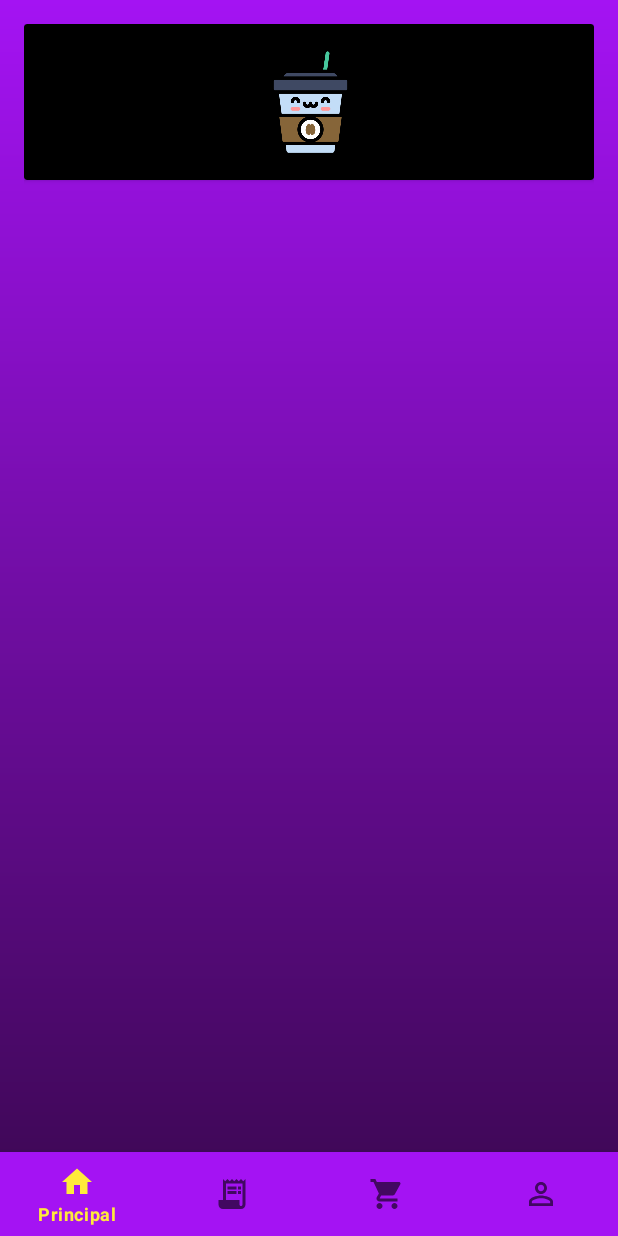
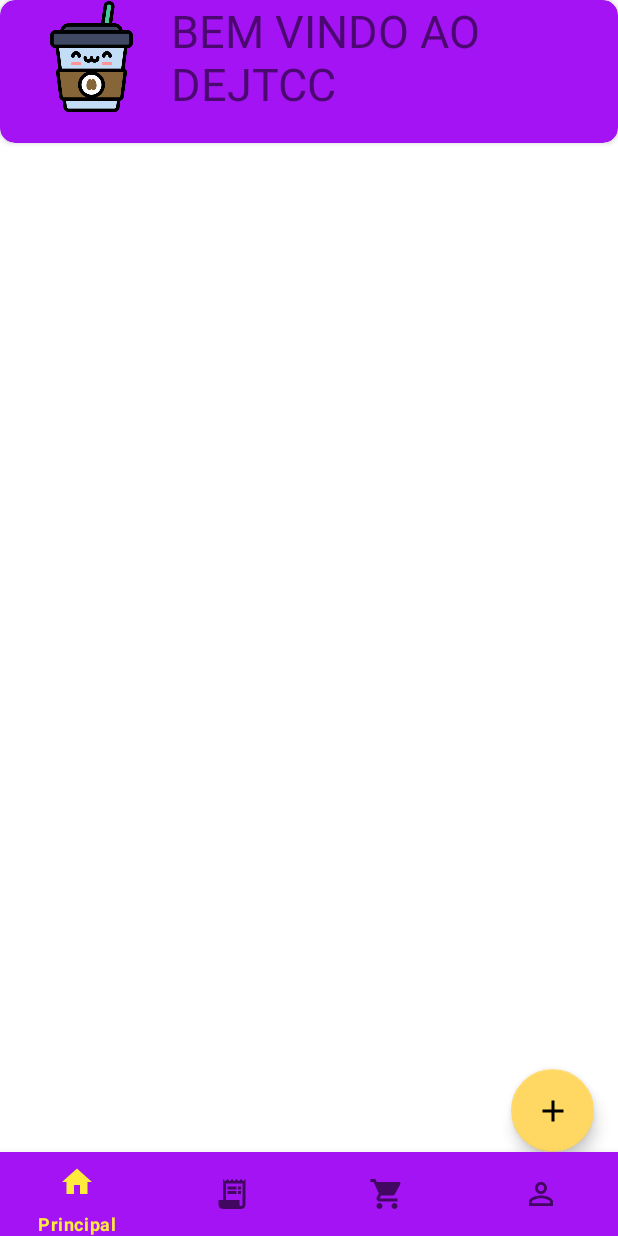
Before and after one commit to DavydeSouza/DEJTCC, an Android app: the screen it shows after launch once a user with an empty profile is signed in (MainActivity), on a phone screen of 412 x 824 dp. Run offline under Robolectric (Android 15) with nearby library versions, the phone set to English and light mode, and no system bars; our stand-ins replace Firebase (no records; nobody signed in at launch, a user with empty details on screens opened directly).

Commit message:
5- commit Principal

```diff
--- a/app/src/main/AndroidManifest.xml
+++ b/app/src/main/AndroidManifest.xml
@@ -9,6 +9,9 @@
         android:roundIcon="@mipmap/ic_launcher_round"
         android:supportsRtl="true"
         android:theme="@style/Theme.DEJTCC.NoActionBarAndStatusBar">
+        <activity
+            android:name=".Activity.AddProdutos"
+            android:exported="false" />
         <activity
             android:name=".Activity.Cadastro"
             android:exported="false" />
--- /dev/null
+++ b/app/src/main/java/com/example/dejtcc/Activity/AddProdutos.java
@@ -0,0 +1,16 @@
+package com.example.dejtcc.Activity;
+
+import androidx.appcompat.app.AppCompatActivity;
+
+import android.os.Bundle;
+
+import com.example.dejtcc.R;
+
+public class AddProdutos extends AppCompatActivity {
+
+    @Override
+    protected void onCreate(Bundle savedInstanceState) {
+        super.onCreate(savedInstanceState);
+        setContentView(R.layout.activity_add_produtos);
+    }
+}
--- a/app/src/main/java/com/example/dejtcc/MainActivity.java
+++ b/app/src/main/java/com/example/dejtcc/MainActivity.java
@@ -26,13 +26,9 @@ public class MainActivity extends AppCompatActivity {
     protected void onCreate(Bundle savedInstanceState) {
         super.onCreate(savedInstanceState);
         setContentView(R.layout.activity_main);
-        /*if(Build.VERSION.SDK_INT >= Build.VERSION_CODES.KITKAT){
-            getWindow().setFlags(WindowManager.LayoutParams.FLAG_LAYOUT_IN_SCREEN,WindowManager.LayoutParams.FLAG_LAYOUT_NO_LIMITS);
-        }*/
-
         menuzin = findViewById(R.id.bottom_navigation);
         getSupportFragmentManager().beginTransaction().replace(R.id.container,homeFragment).commit();
-        menuzin.setOnItemSelectedListener(new NavigationBarView.OnItemSelectedListener() {
+        menuzin.setOnItemSelectedListener(new NavigationBarView.OnItemSelectedListener(){
             @Override
             public boolean onNavigationItemSelected(MenuItem item) {
                 switch (item.getItemId()) {
@@ -52,6 +48,8 @@ public class MainActivity extends AppCompatActivity {
                 return false;
             }
         });
-
+        if(Build.VERSION.SDK_INT > Build.VERSION_CODES.KITKAT){
+            getWindow().setFlags(WindowManager.LayoutParams.FLAG_LAYOUT_NO_LIMITS,WindowManager.LayoutParams.FLAG_LAYOUT_NO_LIMITS);
+        }
     }
 }
--- /dev/null
+++ b/app/src/main/res/drawable/ic_baseline_add_24.xml
@@ -0,0 +1,10 @@
+<vector xmlns:android="http://schemas.android.com/apk/res/android"
+    android:width="24dp"
+    android:height="24dp"
+    android:viewportWidth="24"
+    android:viewportHeight="24"
+    android:tint="?attr/colorControlNormal">
+  <path
+      android:fillColor="@android:color/white"
+      android:pathData="M19,13h-6v6h-2v-6H5v-2h6V5h2v6h6v2z"/>
+</vector>
--- /dev/null
+++ b/app/src/main/res/layout/activity_add_produtos.xml
@@ -0,0 +1,9 @@
+<?xml version="1.0" encoding="utf-8"?>
+<androidx.constraintlayout.widget.ConstraintLayout xmlns:android="http://schemas.android.com/apk/res/android"
+    xmlns:app="http://schemas.android.com/apk/res-auto"
+    xmlns:tools="http://schemas.android.com/tools"
+    android:layout_width="match_parent"
+    android:layout_height="match_parent"
+    tools:context=".Activity.AddProdutos">
+
+</androidx.constraintlayout.widget.ConstraintLayout>
--- a/app/src/main/res/layout/fragment_home.xml
+++ b/app/src/main/res/layout/fragment_home.xml
@@ -1,53 +1,66 @@
 <?xml version="1.0" encoding="utf-8"?>
-<LinearLayout xmlns:android="http://schemas.android.com/apk/res/android"
-    android:layout_width="match_parent" android:layout_height="match_parent"
-    android:padding="16dp"
-    android:background="@drawable/background"
-    >
+<androidx.constraintlayout.widget.ConstraintLayout xmlns:android="http://schemas.android.com/apk/res/android"
+    xmlns:tools="http://schemas.android.com/tools"
+    android:layout_width="match_parent"
+    android:layout_height="match_parent"
+    android:orientation="vertical"
+    xmlns:app="http://schemas.android.com/apk/res-auto"
+    android:padding="16dp">
 
     <androidx.cardview.widget.CardView
+        android:id="@+id/cv"
         android:layout_width="match_parent"
         android:layout_height="wrap_content"
-        android:id="@+id/cv"
-        android:backgroundTint="@color/black"
-        >
+        android:backgroundTint="#A413F3"
+        app:cardCornerRadius="10sp"
+        app:layout_constraintEnd_toEndOf="parent"
+        app:layout_constraintStart_toStartOf="parent"
+        app:layout_constraintTop_toTopOf="parent">
 
         <RelativeLayout
             android:layout_width="match_parent"
             android:layout_height="wrap_content"
-            android:padding="16dp"
-            >
+            android:padding="16dp">
 
             <ImageView
                 android:id="@+id/person_photo"
-                android:layout_width="329dp"
-                android:layout_height="72dp"
+                android:layout_width="74dp"
+                android:layout_height="75dp"
                 android:layout_alignParentLeft="true"
                 android:layout_alignParentTop="true"
-                android:layout_marginLeft="18dp"
+                android:layout_marginLeft="24dp"
                 android:layout_marginRight="16dp"
-
+                android:outlineAmbientShadowColor="@color/black"
+                android:outlineSpotShadowColor="@color/black"
                 android:src="@drawable/coffeecup" />
 
             <TextView
+                android:id="@+id/person_name"
                 android:layout_width="wrap_content"
                 android:layout_height="wrap_content"
-                android:id="@+id/person_name"
+                android:layout_alignParentTop="true"
                 android:layout_toRightOf="@+id/person_photo"
-                android:layout_alignParentTop="true"
-                android:textSize="30sp"
-                />
+                android:text="BEM VINDO AO DEJTCC"
+                android:textSize="30sp" />
 
             <TextView
+                android:id="@+id/person_age"
                 android:layout_width="wrap_content"
                 android:layout_height="wrap_content"
-                android:id="@+id/person_age"
-                android:layout_toRightOf="@+id/person_photo"
                 android:layout_below="@+id/person_name"
-                />
+                android:layout_toRightOf="@+id/person_photo" />
 
         </RelativeLayout>
 
     </androidx.cardview.widget.CardView>
 
-</LinearLayout>
+    <com.google.android.material.floatingactionbutton.FloatingActionButton
+        android:layout_width="57dp"
+        android:layout_height="55dp"
+        android:layout_marginEnd="16dp"
+        android:layout_marginBottom="56dp"
+        android:src="@drawable/ic_baseline_add_24"
+        app:layout_constraintBottom_toBottomOf="parent"
+        app:layout_constraintEnd_toEndOf="parent" />
+
+</androidx.constraintlayout.widget.ConstraintLayout>
```
